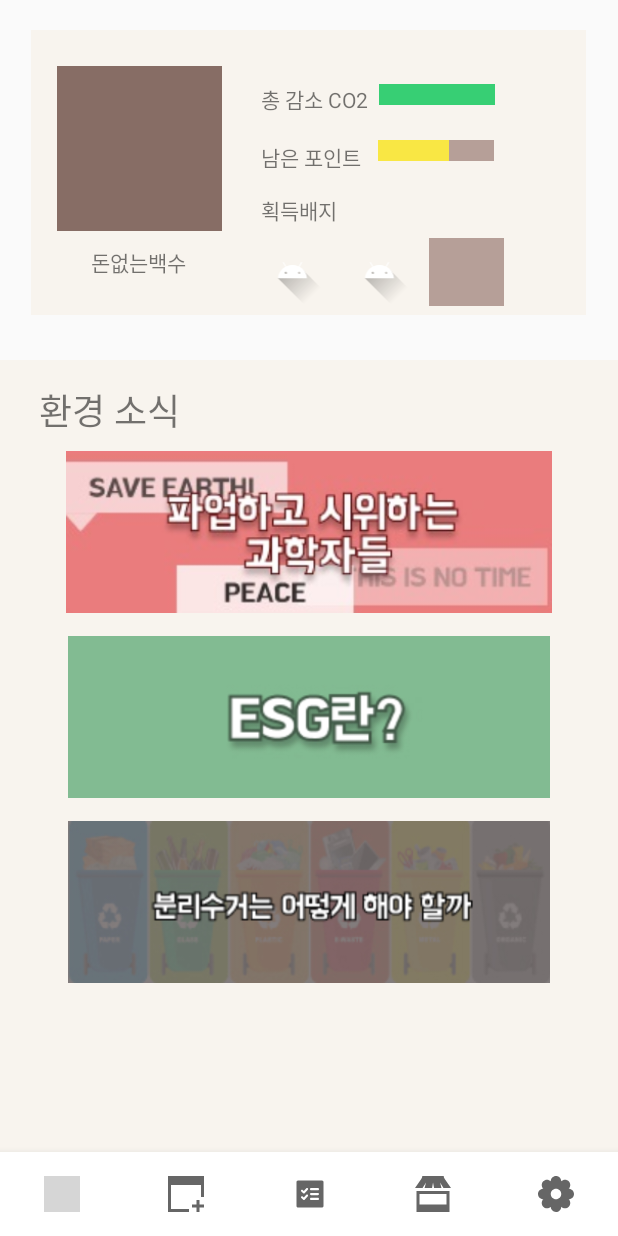
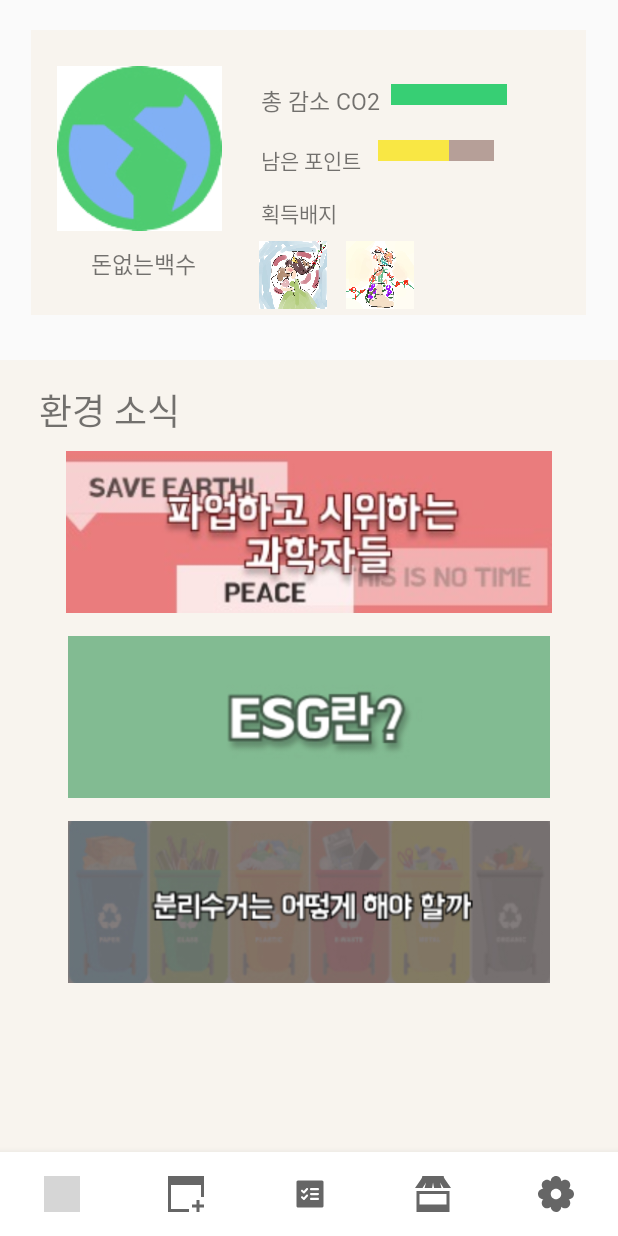
Before and after one commit to minjuKwon/ZeVe-app, an Android app: the screen it shows after launch (MainActivity), on a phone screen of 412 x 824 dp. Run offline under Robolectric (Android 15) with nearby library versions, the phone set to English and light mode, and no system bars; grey boxes are pictures that could not be loaded.

Commit message:
Update fragment_home.xml

```diff
--- a/app/src/main/res/layout/fragment_home.xml
+++ b/app/src/main/res/layout/fragment_home.xml
@@ -20,7 +20,7 @@
             android:layout_marginTop="24dp"
             android:layout_marginStart="17dp"
             android:layout_marginLeft="17dp"
-            android:background="@color/lightBrown"
+            android:src="@drawable/profile_img"
             android:contentDescription="@string/imageView"
             app:layout_constraintStart_toStartOf="parent"
             app:layout_constraintTop_toTopOf="parent" />
@@ -33,6 +33,8 @@
             android:layout_marginLeft="40dp"
             android:layout_marginTop="120dp"
             android:text="@string/nickname"
+            android:textSize="15dp"
+            android:fontFamily="@font/bm_hanna11yrs"
             app:layout_constraintStart_toStartOf="parent"
             app:layout_constraintTop_toTopOf="@+id/profileImg" />
 
@@ -44,6 +46,8 @@
             android:layout_marginStart="26dp"
             android:layout_marginLeft="26dp"
             android:text="@string/co2"
+            android:textSize="15dp"
+            android:fontFamily="@font/bm_hanna11yrs"
             app:layout_constraintStart_toEndOf="@+id/profileImg"
             app:layout_constraintTop_toTopOf="parent"/>
 
@@ -67,6 +71,7 @@
             android:layout_marginStart="26dp"
             android:layout_marginLeft="26dp"
             android:text="@string/pointLeft"
+            android:fontFamily="@font/bm_hanna11yrs"
             app:layout_constraintStart_toEndOf="@+id/profileImg"
             app:layout_constraintTop_toBottomOf="@id/co2Txt"/>
 
@@ -101,6 +106,7 @@
             android:layout_marginStart="26dp"
             android:layout_marginLeft="26dp"
             android:text="@string/getBadge"
+            android:fontFamily="@font/bm_hanna11yrs"
             app:layout_constraintStart_toEndOf="@+id/profileImg"
             app:layout_constraintTop_toBottomOf="@id/pointLeftTxt"/>
 
@@ -111,7 +117,7 @@
             android:layout_marginTop="8dp"
             android:layout_marginStart="149dp"
             android:layout_marginLeft="149dp"
-            android:src="@drawable/ic_launcher_foreground"
+            android:src="@drawable/vegan_illust"
             android:contentDescription="@string/getBadge"
             app:layout_constraintStart_toStartOf="parent"
             app:layout_constraintTop_toBottomOf="@id/homGetBadgeTxt"/>
@@ -123,23 +129,10 @@
             android:layout_marginTop="8dp"
             android:layout_marginStart="8dp"
             android:layout_marginLeft="8dp"
-            android:src="@drawable/ic_launcher_foreground"
+            android:src="@drawable/ecobag_illust"
             android:contentDescription="@string/getBadge"
             app:layout_constraintStart_toEndOf="@id/homeBadge1"
             app:layout_constraintTop_toBottomOf="@id/homGetBadgeTxt"/>
-
-        <ImageView
-            android:id="@+id/homeBadge3"
-            android:layout_width="50dp"
-            android:layout_height="45dp"
-            android:layout_marginTop="8dp"
-            android:layout_marginStart="8dp"
-            android:layout_marginLeft="8dp"
-            android:background="@color/reddishBrown"
-            android:contentDescription="@string/imageView"
-            app:layout_constraintStart_toEndOf="@id/homeBadge2"
-            app:layout_constraintTop_toBottomOf="@id/homGetBadgeTxt" />
-
 
     </androidx.constraintlayout.widget.ConstraintLayout>
 
```
